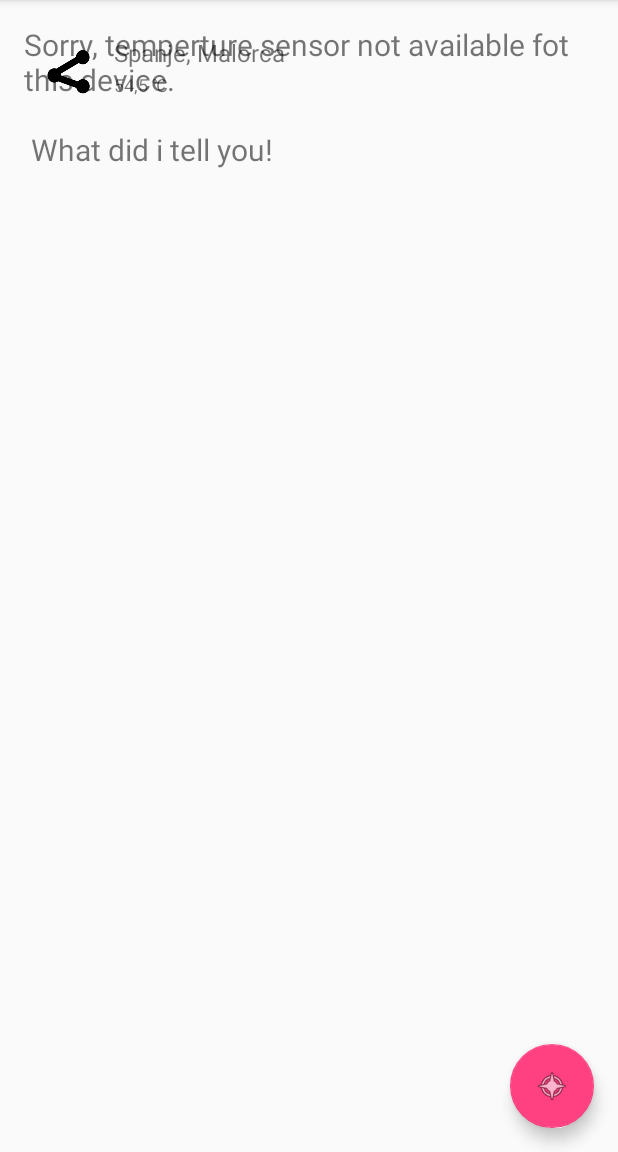
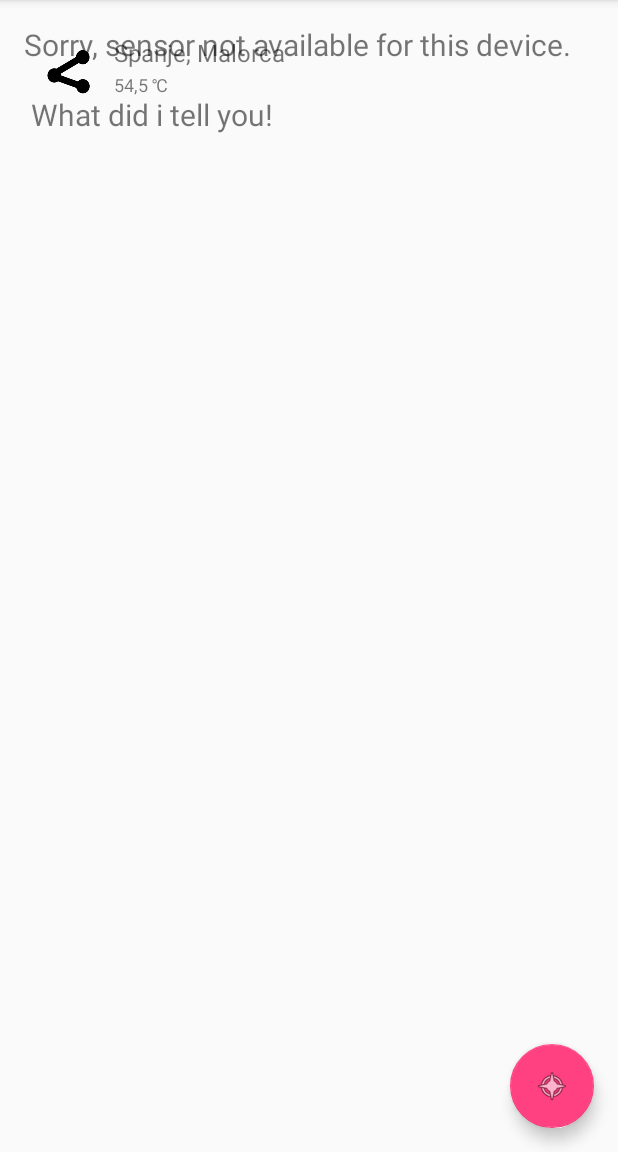
Before and after one commit to jzeilmaker/m.infra, an Android app: the screen it shows after launch (TempSensorActivity), after a tap on an icon or button, on a phone screen of 412 x 824 dp, the part 84-1236 px from its top. Run offline under Robolectric (Android 15) with nearby library versions, the phone set to English and light mode, and no system bars.

Commit message:
Final before DB - Temp, Loc and list.

```diff
--- a/m.infra/app/src/main/java/uxcl/minfra/Sensor/TempSensorActivity.java
+++ b/m.infra/app/src/main/java/uxcl/minfra/Sensor/TempSensorActivity.java
@@ -57,7 +57,7 @@ public class TempSensorActivity extends MainActivity implements SensorEventListe
             mTemperature= mSensorManager.getDefaultSensor(Sensor.TYPE_AMBIENT_TEMPERATURE); // requires API level 14.
         }
         if (mTemperature == null) {
-            temperaturelabel.setText("Sorry, temperture sensor not available fot this device.");
+            temperaturelabel.setText(NOT_SUPPORTED_MESSAGE);
         }
 
         Toolbar toolbar = (Toolbar) findViewById(R.id.toolbar);
@@ -71,7 +71,7 @@ public class TempSensorActivity extends MainActivity implements SensorEventListe
             public void onClick(View arg0) {
 
                 if (mTemperature == null) {
-                    temperaturelabel.setText("Sorry, temperture sensor not available fot this device. \n\n What did i tell you!");
+                    temperaturelabel.setText(NOT_SUPPORTED_MESSAGE+" \n\n What did i tell you!");
                 }else {
 
 
```
Also changed, not shown: 10 other files.
